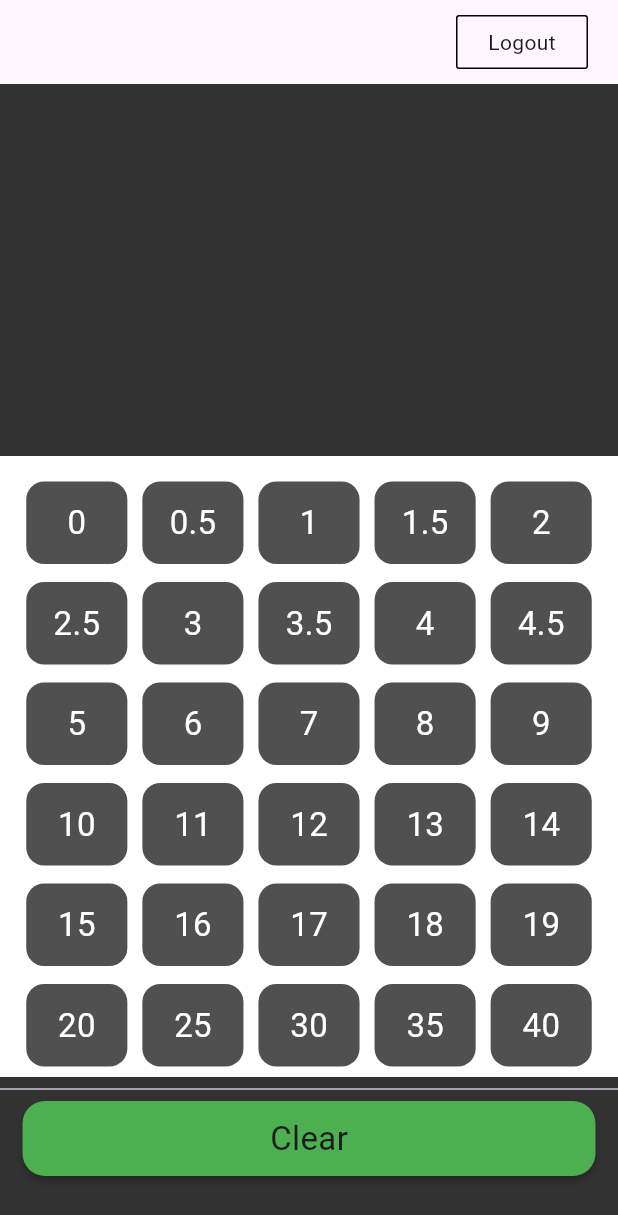
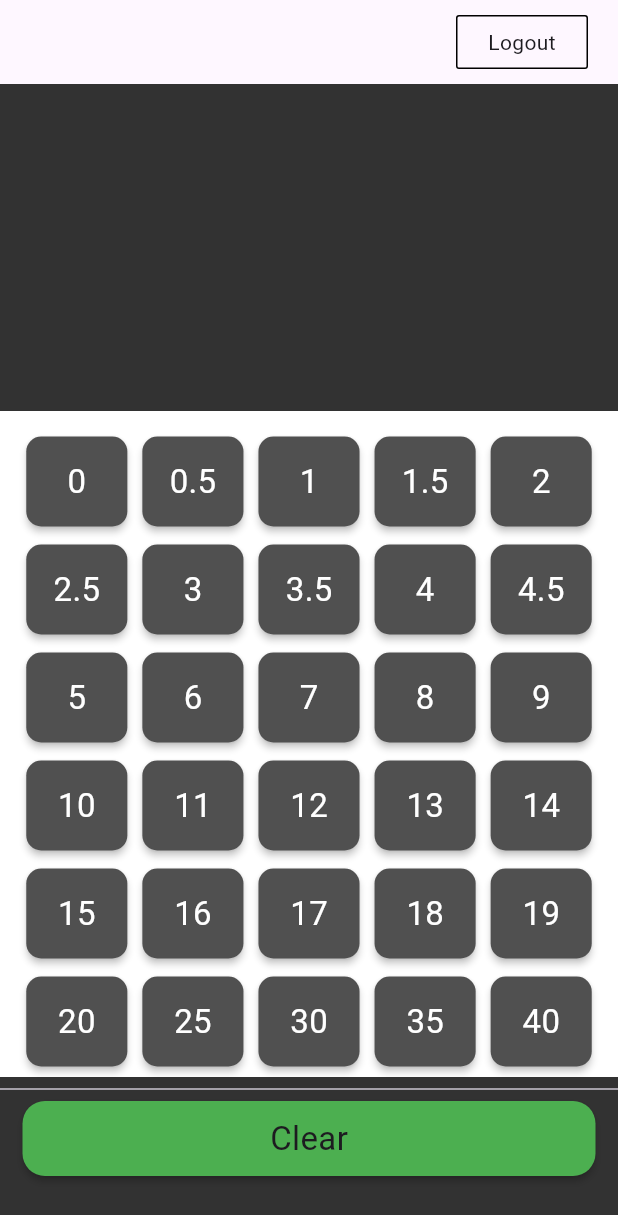
Before and after one commit to johnjahaziel/bluetoothserverhost, a Flutter app: the HomePage screen opened directly, on a phone screen of 412 x 824 dp. Shown: the top 1215 px of the screen. Run offline on Flutter 3.47's test engine with Material 3 defaults, Android fonts, the phone set to English and light mode, and no system bars; our stand-ins replace fluttertoast, font_awesome_flutter, permission_handler, shared_preferences; accounts and stored records are empty; network calls fail; Roboto replaces fonts that are missing (Poppins).

Commit message:
button style change

```diff
--- a/lib/homepage.dart
+++ b/lib/homepage.dart
@@ -318,7 +318,6 @@ class _HomePageState extends State<HomePage> {
                               await _burstSendNumber(val); // sends val x5, then "0"
                             },
                             buttonWidth,
-                            isSelected,
                           );
                         }),
                       ),
@@ -357,20 +356,18 @@ class _HomePageState extends State<HomePage> {
   }
 
   // label is derived from num; `onPressed` already checks canSend
-  Widget number(num value, VoidCallback onPressed, double width, bool isSelected) {
+  Widget number(num value, VoidCallback onPressed, double width) {
     return Padding(
       padding: const EdgeInsets.symmetric(horizontal: 5),
-      child: GestureDetector(
-        onTap: onPressed,
-        child: Container(
+      child: RawMaterialButton(
+        onPressed: onPressed,
+        constraints: BoxConstraints.tightFor(
           width: width,
-          height: 55,
-          alignment: Alignment.center,
-          decoration: BoxDecoration(
-            color: isSelected
-                ? const Color.fromARGB(255, 0, 150, 50)
-                : const Color.fromARGB(255, 80, 80, 80),
-            borderRadius: BorderRadius.circular(12),
+          height: 60,
+        ),
+        fillColor: const Color.fromARGB(255, 80, 80, 80),
+        shape: RoundedRectangleBorder(
+          borderRadius: BorderRadius.circular(10),
         ),
         child: Text(
           value.toString(),
@@ -381,7 +378,6 @@ class _HomePageState extends State<HomePage> {
           ),
         ),
       ),
-      ),
     );
   }
 }
```
Lines whose indentation alone changed are shown as unchanged.
